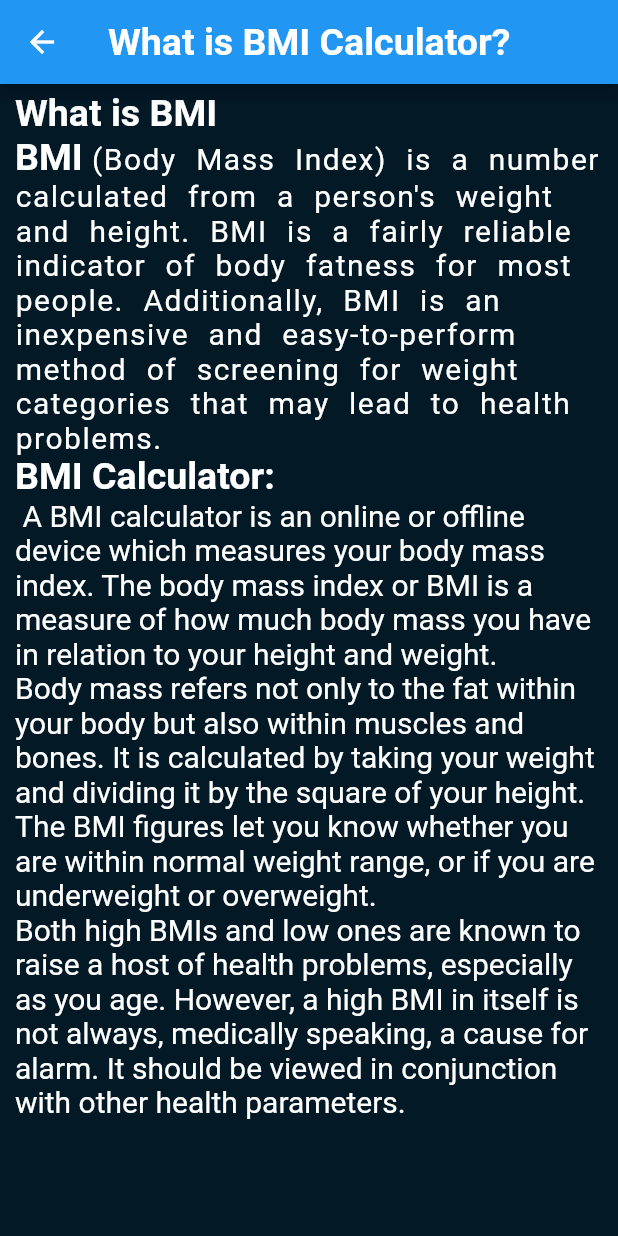
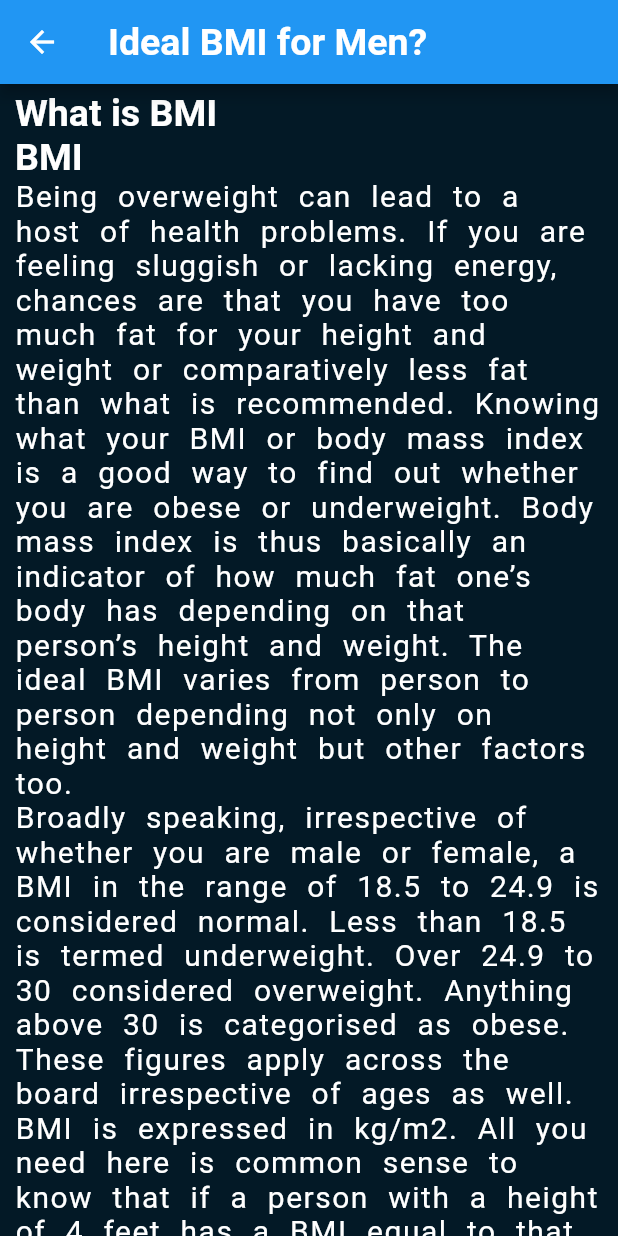
Before and after one commit to muneer7031/BMI-Calculator, a Flutter app: the men screen opened by its route, on a phone screen of 412 x 824 dp. Run offline on Flutter 3.47's test engine with Material 2 defaults, Android fonts, the phone set to English and light mode, and no system bars; our stand-ins replace animated_text_kit, google_fonts, syncfusion_flutter_gauges.

Commit message:
have to implement image

```diff
--- a/lib/main.dart
+++ b/lib/main.dart
@@ -3,6 +3,7 @@ import 'package:bmi_calc/screens/main_screen.dart';
 import 'package:bmi_calc/screens/bmi.dart';
 import 'package:bmi_calc/screens/info_related/infor.dart';
 import 'package:bmi_calc/screens/info_related/men.dart';
+import 'package:bmi_calc/screens/info_related/wom.dart';
 void main(){
   runApp(
     MaterialApp(
@@ -13,6 +14,7 @@ void main(){
         '/bmi' : (context) => bmicalc(),
         '/info':(context)=>info(),
         '/men':(context)=>men(),
+        '/wom':(context)=>wom(),
       },
       // home: Home()
       )
--- a/lib/screens/info_related/men.dart
+++ b/lib/screens/info_related/men.dart
@@ -10,7 +10,7 @@ class men extends StatelessWidget {
         child: Scaffold(
           backgroundColor:  Color(0xff031926),
           appBar: AppBar(
-            title: Text("What is BMI Calculator?",
+            title: Text("Ideal BMI for Men?",
                         style: GoogleFonts.architectsDaughter(
                                     textStyle: TextStyle(
                                       fontSize: 25,
@@ -22,7 +22,9 @@ class men extends StatelessWidget {
             padding:EdgeInsets.only(left:10.0,top: 5,right: 10),
             child: SingleChildScrollView(
               scrollDirection: Axis.vertical,
-              child: RichText(
+              child: Column(
+                children: [
+                  RichText(
                     text: TextSpan(
                       children: <TextSpan>[
                         TextSpan(
@@ -46,7 +48,7 @@ class men extends StatelessWidget {
                           )
                         ),
                         TextSpan(
-                      text: '(Body Mass Index) is a number calculated from a person\'s weight and height. BMI is a fairly reliable indicator of body fatness for most people. Additionally, BMI is an inexpensive and easy-to-perform method of screening for weight categories that may lead to health problems.',
+                          text: '\nBeing overweight can lead to a host of health problems. If you are feeling sluggish or lacking energy, chances are that you have too much fat for your height and weight or comparatively less fat than what is recommended. Knowing what your BMI or body mass index is a good way to find out whether you are obese or underweight. Body mass index is thus basically an indicator of how much fat one’s body has depending on that person’s height and weight. The ideal BMI varies from person to person depending not only on height and weight but other factors too.\nBroadly speaking, irrespective of whether you are male or female, a BMI in the range of 18.5 to 24.9 is considered normal. Less than 18.5 is termed underweight. Over 24.9 to 30 considered overweight. Anything above 30 is categorised as obese. These figures apply across the board irrespective of ages as well. BMI is expressed in kg/m2. All you need here is common sense to know that if a person with a height of 4 feet has a BMI equal to that of a 6-feet individual, the shorter person’s BMI is clearly not ideal. Of late, there has been a consensus in the medical fraternity that the BMI cut off for Asian populations should be 23 since these populations have been found to be more vulnerable to diabetes. These indicates that there is no ideal BMI range for a gender category or even particularly for age ranges.\n\nThe ideal BMI chart for men',
                           style:GoogleFonts.shadowsIntoLight(
                             textStyle: TextStyle(
                             wordSpacing: 7,
@@ -55,27 +57,26 @@ class men extends StatelessWidget {
                           )
                           )
                         ),
-                    TextSpan(
-                      text: '\nBMI Calculator: ',
-                      spellOut: true,
-                      style: GoogleFonts.architectsDaughter(
-                        textStyle: TextStyle(
-                          fontSize: 25,
-                          fontWeight: FontWeight.bold
-                        )
-                      )
-                    ),
-                    TextSpan(
-                      text: "\n A BMI calculator is an online or offline device which measures your body mass index. The body mass index or BMI is a measure of how much body mass you have in relation to your height and weight. \nBody mass refers not only to the fat within your body but also within muscles and bones. It is calculated by taking your weight and dividing it by the square of your height. The BMI figures let you know whether you are within normal weight range, or if you are underweight or overweight.\nBoth high BMIs and low ones are known to raise a host of health problems, especially as you age. However, a high BMI in itself is not always, medically speaking, a cause for alarm. It should be viewed in conjunction with other health parameters.",
-                      spellOut: true,
-                      style: GoogleFonts.shadowsIntoLight(
-                        textStyle: TextStyle(
-                          fontSize: 20,
-                        )
-                      )
-                    ),
+
                       ]
                     ),
+                  ),
+                Container(
+                  child: Text(
+              '',
+              style: TextStyle(color: Color(0xffF7F7FF), fontSize: 25),
+            ),
+
+            decoration: BoxDecoration(
+                color: Color(0xff031926),
+                image: DecorationImage(
+                    fit: BoxFit.fill,
+                    image: AssetImage('images/men.jpeg'),
+                    ),
+                    ),
+                    ),
+
+                ],
               ),
             ),
           ),
```
Also changed, not shown: lib/screens/info_related/wom.dart (added, +67 -0 lines), images/ideal_men.jpeg (added), images/ideal_wom.jpeg (added). Lines whose indentation alone changed are shown as unchanged.
